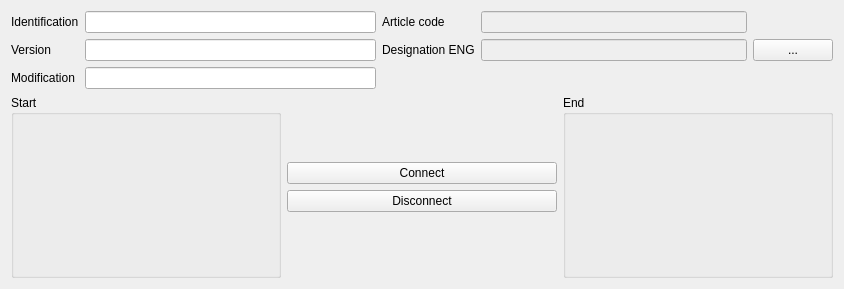
This is tools/mdtcablelist/src/mdtClLinkEditor.ui in scandyna/multidiagtools as Qt 5 draws it before an edit. The edited form follows.
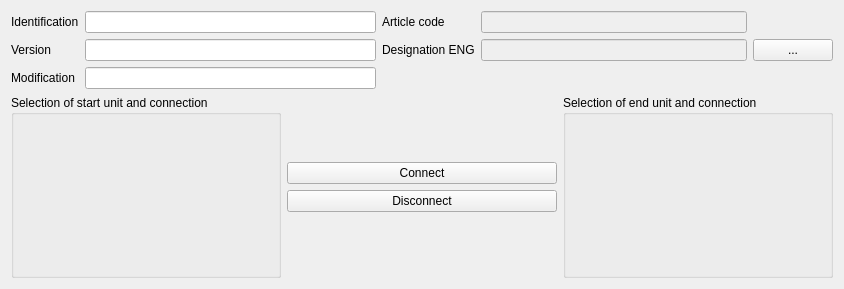
This is the edited form.

```diff
--- a/tools/mdtcablelist/src/mdtClLinkEditor.ui
+++ b/tools/mdtcablelist/src/mdtClLinkEditor.ui
@@ -96,7 +96,7 @@
      <item>
       <widget class="QGroupBox" name="gbStart">
        <property name="title">
-        <string>Start</string>
+        <string>Selection of start unit and connection</string>
        </property>
       </widget>
      </item>
@@ -147,7 +147,7 @@
      <item>
       <widget class="QGroupBox" name="gbEnd">
        <property name="title">
-        <string>End</string>
+        <string>Selection of end unit and connection</string>
        </property>
       </widget>
      </item>
```
